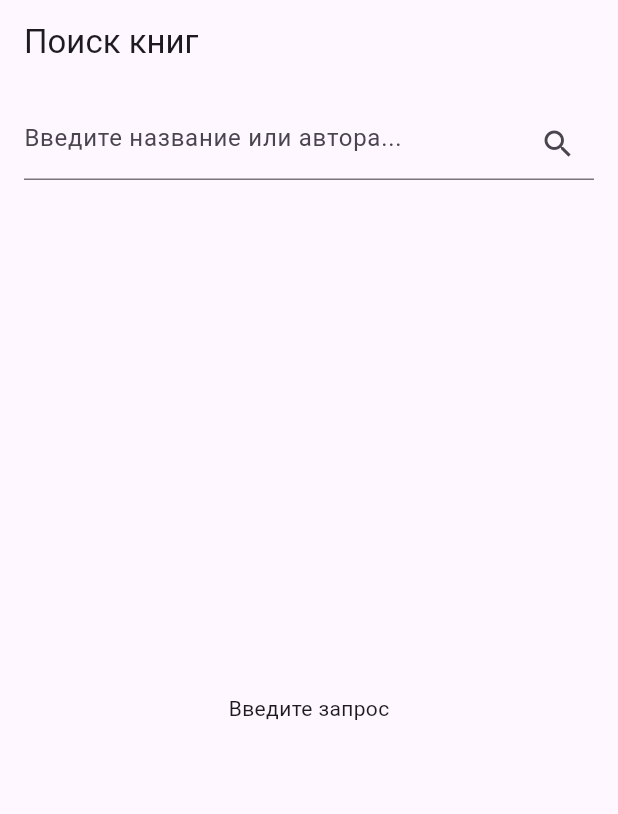
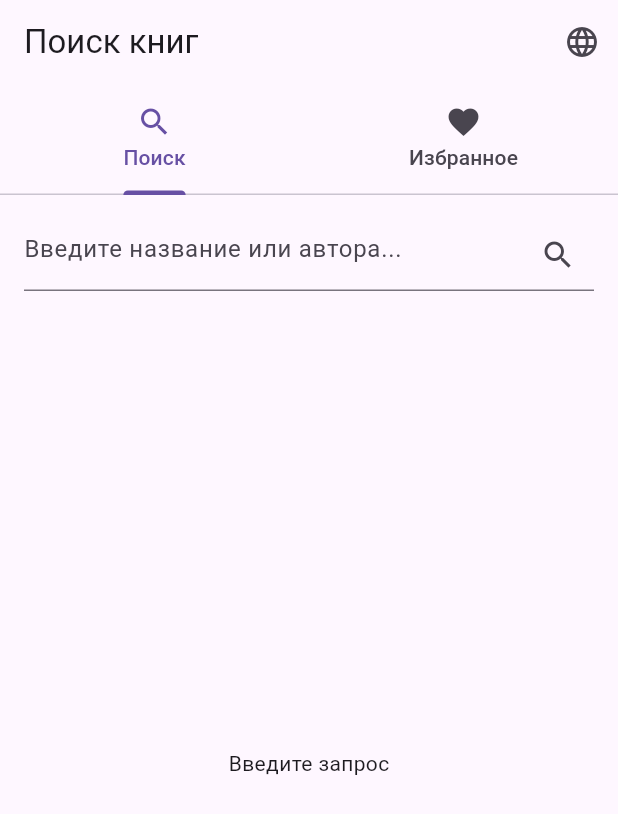
Before and after one commit to LAYT73/Flutter_Labs, a Flutter app: the screen it shows after launch, on a phone screen of 412 x 824 dp. Shown: the top 814 px of the screen. Run offline on Flutter 3.47's test engine with Material 3 defaults, Android fonts, the phone set to English and light mode, and no system bars; our stand-ins replace drift, flutter_bloc, rxdart; accounts and stored records are empty; generated files the repository leaves out were written again.

Commit message:
feat: add localization, app icon and locale database SQLite

```diff
--- /dev/null
+++ b/lib/localization/app_localizations.dart
@@ -0,0 +1,25 @@
+import 'dart:convert';
+import 'package:flutter/material.dart';
+import 'package:flutter/services.dart';
+
+class AppLocalizations {
+  final Locale locale;
+
+  AppLocalizations(this.locale);
+
+  static AppLocalizations? of(BuildContext context) {
+    return Localizations.of<AppLocalizations>(context, AppLocalizations);
+  }
+
+  Map<String, String> _localizedStrings = {};
+
+  Future<void> load() async {
+    final jsonString = await rootBundle.loadString('lib/localization/locales/${locale.languageCode}.json');
+    final Map<String, dynamic> jsonMap = json.decode(jsonString);
+    _localizedStrings = jsonMap.map((key, value) => MapEntry(key, value.toString()));
+  }
+
+  String translate(String key) {
+    return _localizedStrings[key] ?? key;
+  }
+}
--- /dev/null
+++ b/lib/localization/app_localizations_delegate.dart
@@ -0,0 +1,21 @@
+import 'package:flutter/material.dart';
+import 'app_localizations.dart';
+
+class AppLocalizationsDelegate extends LocalizationsDelegate<AppLocalizations> {
+  const AppLocalizationsDelegate();
+
+  @override
+  bool isSupported(Locale locale) {
+    return ['en', 'ru'].contains(locale.languageCode);
+  }
+
+  @override
+  Future<AppLocalizations> load(Locale locale) async {
+    final localizations = AppLocalizations(locale);
+    await localizations.load();
+    return localizations;
+  }
+
+  @override
+  bool shouldReload(AppLocalizationsDelegate old) => false;
+}
--- a/lib/main.dart
+++ b/lib/main.dart
@@ -1,36 +1,69 @@
+// lib/main.dart
 import 'package:flutter/material.dart';
+import 'package:lab_flutter/repositories/book_repository.dart';
+import 'package:lab_flutter/services/book_service_impl.dart';
 import 'package:provider/provider.dart';
-import 'repositories/book_repository.dart';
-import 'services/book_service_impl.dart';
+import 'data/database/app_database.dart';
 import 'screens/search_screen.dart';
+import 'localization/app_localizations_delegate.dart';
+import 'package:flutter_localizations/flutter_localizations.dart';
 
 void main() {
-  runApp(
-    MultiProvider(
+  runApp(const BookSearchApp());
+}
+
+class BookSearchApp extends StatefulWidget {
+  const BookSearchApp({super.key});
+
+  @override
+  State<BookSearchApp> createState() => _BookSearchAppState();
+}
+
+class _BookSearchAppState extends State<BookSearchApp> {
+  Locale _locale = const Locale('ru'); // текущий язык
+
+  void setLocale(Locale locale) {
+    setState(() {
+      _locale = locale;
+    });
+  }
+
+  @override
+  Widget build(BuildContext context) {
+    return MultiProvider(
       providers: [
         Provider(create: (_) => BookServiceImpl()),
         ProxyProvider<BookServiceImpl, BookRepository>(
           update: (_, service, __) => BookRepository(service),
         ),
+        FutureProvider<AppDatabase?>(
+          create: (_) async => AppDatabase(),
+          initialData: null,
+          lazy: false,
+        ),
       ],
-      child: const BookSearchApp(),
-    ),
-  );
-}
-
-class BookSearchApp extends StatelessWidget {
-  const BookSearchApp({super.key});
-
-  @override
-  Widget build(BuildContext context) {
-    return MaterialApp(
-      title: 'Лабораторная 6',
-      theme: ThemeData(
-        primarySwatch: Colors.indigo,
-        useMaterial3: true,
+      child: MaterialApp(
+        title: 'Book Search',
+        theme: ThemeData(primarySwatch: Colors.indigo, useMaterial3: true),
+        home: SearchScreen(setLocale: setLocale), // передаём в SearchScreen
+        debugShowCheckedModeBanner: false,
+        locale: _locale,
+        supportedLocales: const [Locale('en'), Locale('ru')],
+        localizationsDelegates: [
+          AppLocalizationsDelegate(),
+          GlobalMaterialLocalizations.delegate,
+          GlobalWidgetsLocalizations.delegate,
+          GlobalCupertinoLocalizations.delegate,
+        ],
+        localeResolutionCallback: (locale, supportedLocales) {
+          for (var supportedLocale in supportedLocales!) {
+            if (supportedLocale.languageCode == locale?.languageCode) {
+              return supportedLocale;
+            }
+          }
+          return supportedLocales.first;
+        },
       ),
-      home: const SearchScreen(),
-      debugShowCheckedModeBanner: false,
     );
   }
 }
--- a/lib/screens/search_screen.dart
+++ b/lib/screens/search_screen.dart
@@ -3,62 +3,113 @@ import 'package:flutter_bloc/flutter_bloc.dart';
 import '../../bloc/book_search_bloc.dart';
 import '../../bloc/book_search_event.dart';
 import '../../bloc/book_search_state.dart';
+import '../../data/database/app_database.dart';
 import '../../dto/book_dto.dart';
-import '../../repositories/book_repository.dart';
 import '../../widgets/book_item.dart';
+import '../../localization/app_localizations.dart';
+import '../repositories/book_repository.dart';
 
 class SearchScreen extends StatefulWidget {
-  const SearchScreen({super.key});
+  final void Function(Locale locale) setLocale;
+
+  const SearchScreen({super.key, required this.setLocale});
 
   @override
   State<SearchScreen> createState() => _SearchScreenState();
 }
 
-class _SearchScreenState extends State<SearchScreen> {
-  final TextEditingController _controller = TextEditingController();
-  late BookSearchBloc _bloc;
+class _SearchScreenState extends State<SearchScreen> with TickerProviderStateMixin {
+  late TabController _tabController;
+  final TextEditingController _searchController = TextEditingController();
+  late BookSearchBloc _searchBloc;
+
+  late AppLocalizations? L;
 
   @override
   void initState() {
     super.initState();
-    _bloc = BookSearchBloc(context.read<BookRepository>());
+    _tabController = TabController(length: 2, vsync: this);
+    _searchBloc = BookSearchBloc(context.read<BookRepository>());
   }
 
   @override
   void dispose() {
-    _controller.dispose();
-    _bloc.close();
+    _searchController.dispose();
+    _searchBloc.close();
+    _tabController.dispose();
     super.dispose();
+  }
+
+  void _changeLanguage(String langCode) {
+    final locale = Locale(langCode);
+    widget.setLocale(locale);
   }
 
   @override
   Widget build(BuildContext context) {
+    L = AppLocalizations.of(context);
+
     return BlocProvider.value(
-      value: _bloc,
+      value: _searchBloc,
       child: Scaffold(
         appBar: AppBar(
-          title: const Text('Поиск книг'),
+          actions: [
+            PopupMenuButton(
+              icon: const Icon(Icons.language),
+              onSelected: _changeLanguage,
+              itemBuilder: (context) => [
+                PopupMenuItem(value: 'ru', child: Text('Русский')),
+                PopupMenuItem(value: 'en', child: Text('English')),
+              ],
             ),
-        body: Padding(
+          ],
+          title: Text(L?.translate('appTitle') ?? 'Book Search'),
+          bottom: TabBar(
+            controller: _tabController,
+            tabs: [
+              Tab(
+                icon: const Icon(Icons.search),
+                text: L?.translate('searchButton'),
+              ),
+              Tab(
+                icon: const Icon(Icons.favorite),
+                text: L?.translate('favorites'),
+              ),
+            ],
+          ),
+        ),
+        body: TabBarView(
+          controller: _tabController,
+          children: [
+            _buildSearchTab(),
+            _buildFavoritesTab(),
+          ],
+        ),
+      ),
+    );
+  }
+
+  Widget _buildSearchTab() {
+    return Padding(
       padding: const EdgeInsets.all(16.0),
       child: Column(
         children: [
           TextField(
-                controller: _controller,
+            controller: _searchController,
             decoration: InputDecoration(
-                  hintText: 'Введите название или автора...',
+              hintText: L?.translate('searchHint'),
               suffixIcon: IconButton(
                 icon: const Icon(Icons.search),
                 onPressed: () {
-                      final query = _controller.text.trim();
-                      _bloc.add(SearchBooks(query));
+                  final query = _searchController.text.trim();
+                  _searchBloc.add(SearchBooks(query));
                 },
               ),
             ),
             onChanged: (value) {
               final query = value.trim();
               if (query.length > 2 || query.isEmpty) {
-                    _bloc.add(SearchBooks(query));
+                _searchBloc.add(SearchBooks(query));
               }
             },
           ),
@@ -71,17 +122,23 @@ class _SearchScreenState extends State<SearchScreen> {
                 } else if (state is BookSearchSuccess) {
                   return RefreshIndicator(
                     onRefresh: () async {
-                          final query = _controller.text.trim();
+                      final query = _searchController.text.trim();
                       if (query.isNotEmpty) {
                         context.read<BookSearchBloc>().add(RefreshBooks(query));
                       }
                     },
                     child: state.books.isEmpty
-                            ? const Center(child: Text('Ничего не найдено'))
+                        ? Center(child: Text(L?.translate('noResults') ?? 'No results found'))
                         : ListView.builder(
                       itemCount: state.books.length,
                       itemBuilder: (context, index) {
-                            return BookItem(book: state.books[index]);
+                        return BookItem(
+                          book: state.books[index],
+                          db: context.read<AppDatabase?>()!,
+                          onFavoriteChanged: () {
+                            if (mounted) setState(() {});
+                          },
+                        );
                       },
                     ),
                   );
@@ -90,29 +147,73 @@ class _SearchScreenState extends State<SearchScreen> {
                     child: Column(
                       mainAxisAlignment: MainAxisAlignment.center,
                       children: [
-                            Text('Ошибка: ${state.message}'),
+                        Text('${L?.translate('error')}: ${state.message}'),
                         const SizedBox(height: 8),
                         ElevatedButton(
                           onPressed: () {
-                                final query = _controller.text.trim();
+                            final query = _searchController.text.trim();
                             if (query.isNotEmpty) {
                               context.read<BookSearchBloc>().add(RefreshBooks(query));
                             }
                           },
-                              child: const Text('Повторить'),
+                          child: Text(L?.translate('tryAgain') ?? 'Try again'),
                         ),
                       ],
                     ),
                   );
                 }
-                    return const Center(child: Text('Введите запрос'));
+                return Center(child: Text(L?.translate('enterQuery') ?? 'Enter a query'));
               },
             ),
           ),
         ],
       ),
+    );
+  }
+
+  Widget _buildFavoritesTab() {
+    final db = context.watch<AppDatabase?>();
+    if (db == null) {
+      return const Center(child: CircularProgressIndicator());
+    }
+
+    return FutureBuilder<List<FavoriteBook>>(
+      future: db.getFavorites(),
+      builder: (context, snapshot) {
+        if (snapshot.hasData) {
+          final favorites = snapshot.data!;
+          if (favorites.isEmpty) {
+            return Center(child: Text(L?.translate('noFavorites') ?? 'No favorite books'));
+          }
+
+          return RefreshIndicator(
+            onRefresh: () async {
+              if (mounted) setState(() {});
+            },
+            child: ListView.builder(
+              itemCount: favorites.length,
+              itemBuilder: (context, index) {
+                final f = favorites[index];
+                final book = BookDto(
+                  title: f.title,
+                  authors: f.authors?.split(', ') ?? [],
+                  coverId: f.coverUrl?.split('/').last.split('-').first,
+                );
+                return BookItem(
+                  book: book,
+                  db: db,
+                  onFavoriteChanged: () {
+                    if (mounted) setState(() {});
+                  },
+                );
+              },
             ),
-      ),
+          );
+        } else if (snapshot.hasError) {
+          return Center(child: Text('${L?.translate('error')}: ${snapshot.error}'));
+        }
+        return const Center(child: CircularProgressIndicator());
+      },
     );
   }
 }
```
Also changed, not shown: lib/data/database/app_database.dart (added, +54 -0 lines), lib/data/database/entities/favorite_book.dart (added, +8 -0 lines), lib/localization/locales/en.json (added, +12 -0 lines), lib/localization/locales/ru.json (added, +12 -0 lines), lib/widgets/book_item.dart (+64 -6 lines), pubspec.yaml (+19 -0 lines), pubspec.lock, 26 other files. Lines whose indentation alone changed are shown as unchanged.
